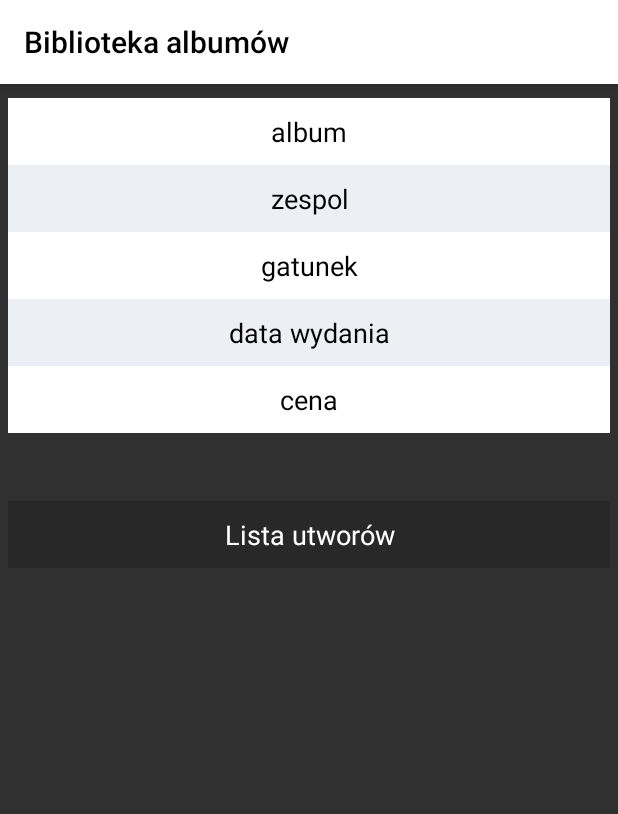
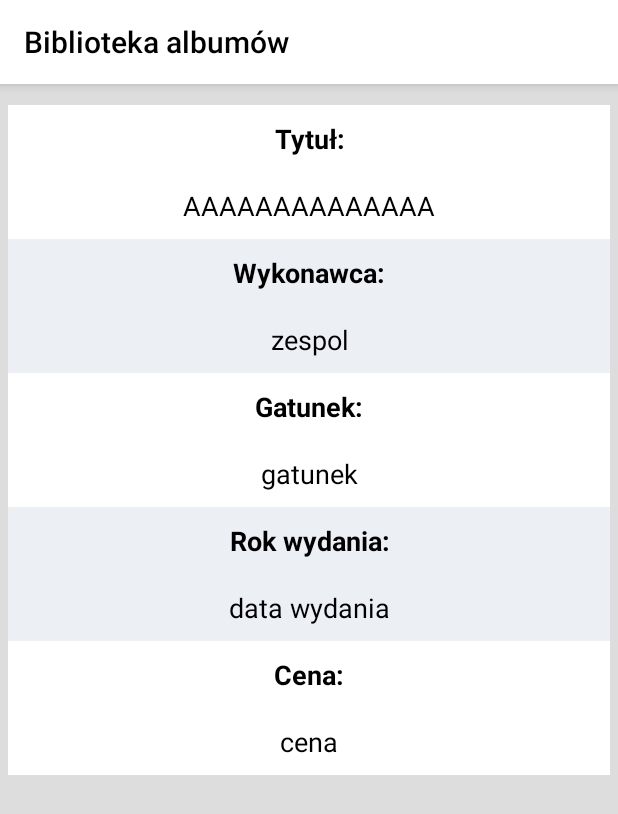
Before and after one commit to scrazzel/magisterka-android, an Android app: the layout album_details.xml on its own in the app's theme, with its tools: preview values and no code run, on a phone screen of 412 x 824 dp. Shown: the top 814 px of the screen. Run offline under Robolectric (Android 15) with nearby library versions, the phone set to English and light mode, and no system bars.

Commit message:
completed project

```diff
--- a/app/src/main/res/drawable/rounded_button_login.xml
+++ b/app/src/main/res/drawable/rounded_button_login.xml
@@ -2,7 +2,7 @@
 <selector xmlns:android="http://schemas.android.com/apk/res/android">
     <item>
         <shape android:shape="rectangle">
-            <solid android:color="#33ffffff" />
+            <solid android:color="#282828" />
             <stroke android:color="#ffffff" />
             <corners android:radius="5dp"/>
         </shape>
--- a/app/src/main/res/drawable/rounded_inputs.xml
+++ b/app/src/main/res/drawable/rounded_inputs.xml
@@ -2,7 +2,7 @@
 <selector xmlns:android="http://schemas.android.com/apk/res/android">
     <item>
         <shape android:shape="rectangle">
-            <solid android:color="#282828" />
+            <solid android:color="#33ffffff" />
             <stroke android:color="#ffffff" />
             <corners android:radius="5dp"/>
         </shape>
--- a/app/src/main/res/layout/album_details.xml
+++ b/app/src/main/res/layout/album_details.xml
@@ -3,109 +3,187 @@
     xmlns:tools="http://schemas.android.com/tools"
     android:layout_width="match_parent"
     android:layout_height="match_parent"
+    android:orientation="vertical"
     tools:context=".AlbumDetails"
-    android:orientation="vertical">
+    android:background="#dddddd"
+    >
 
     <include
         android:id="@+id/toolbar"
-        layout="@layout/toolbar"
-        />
+        layout="@layout/toolbar" />
 
 
     <LinearLayout
         android:layout_width="match_parent"
         android:layout_height="wrap_content"
-        android:layout_marginTop="65dp"
         android:layout_marginHorizontal="5dp"
+        android:layout_marginTop="70dp"
+        android:orientation="vertical"
+        android:background="#ffffff">
+
+        <LinearLayout
+            android:layout_width="match_parent"
+            android:layout_height="wrap_content"
+            android:orientation="vertical">
+
+            <TextView
+                android:layout_width="match_parent"
+                android:layout_height="wrap_content"
+                android:text="Tytuł:"
+                android:textColor="#000"
+                android:textStyle="bold"
+                android:textSize="18dp"
+                android:background="#ffffff"
+                android:paddingHorizontal="10dp"
+                android:paddingVertical="10dp"
+                android:textAlignment="center"
+                android:layout_gravity="left"/>
+
+            <TextView
+                android:id="@+id/detailsTitle"
+                android:layout_width="match_parent"
+                android:layout_height="wrap_content"
+                android:background="#ffffff"
+                android:paddingHorizontal="10dp"
+                android:paddingVertical="10dp"
+                android:text="album"
+                android:textAlignment="center"
+                android:textColor="#000000"
+                android:textSize="18dp"
+                tools:text="AAAAAAAAAAAAAA"
+                android:layout_gravity="right" />
+
+        </LinearLayout>
+
+
+
+    <LinearLayout
+        android:layout_width="match_parent"
+        android:layout_height="wrap_content"
         android:orientation="vertical">
 
         <TextView
-            android:id="@+id/albumTitle"
             android:layout_width="match_parent"
             android:layout_height="wrap_content"
+            android:text="Wykonawca:"
+            android:textColor="#000"
+            android:textStyle="bold"
+            android:textSize="18dp"
+            android:background="#eceff4"
+            android:paddingHorizontal="10dp"
             android:paddingVertical="10dp"
-            android:paddingHorizontal="10dp"
             android:textAlignment="center"
-            android:background="#ffffff"
-            android:textSize="18dp"
-            android:textColor="#000000"
-            android:text="album"
-            />
+            android:layout_gravity="left"/>
 
         <TextView
-            android:id="@+id/albumBand"
+            android:id="@+id/detailsBand"
             android:layout_width="match_parent"
             android:layout_height="wrap_content"
+            android:background="#eceff4"
+            android:paddingHorizontal="10dp"
             android:paddingVertical="10dp"
-            android:paddingHorizontal="10dp"
+            android:text="zespol"
             android:textAlignment="center"
-            android:background="#eceff4"
-            android:textSize="18dp"
             android:textColor="#000000"
-            android:text="zespol"
-            />
+            android:textSize="18dp" />
+
+    </LinearLayout>
+
+    <LinearLayout
+        android:layout_width="match_parent"
+        android:layout_height="wrap_content"
+        android:orientation="vertical">
 
         <TextView
-            android:id="@+id/albumGenre"
             android:layout_width="match_parent"
             android:layout_height="wrap_content"
+            android:text="Gatunek:"
+            android:textColor="#000"
+            android:textStyle="bold"
+            android:textSize="18dp"
+            android:background="#ffffff"
+            android:paddingHorizontal="10dp"
             android:paddingVertical="10dp"
-            android:paddingHorizontal="10dp"
             android:textAlignment="center"
-            android:background="#ffffff"
-            android:textSize="18dp"
-            android:textColor="#000000"
-            android:text="gatunek"
-            />
+            android:layout_gravity="left"/>
 
         <TextView
-            android:id="@+id/albumPublicationDate"
+            android:id="@+id/detailsGenre"
             android:layout_width="match_parent"
             android:layout_height="wrap_content"
+            android:background="#ffffff"
+            android:paddingHorizontal="10dp"
             android:paddingVertical="10dp"
-            android:paddingHorizontal="10dp"
+            android:text="gatunek"
             android:textAlignment="center"
-            android:background="#eceff4"
-            android:textSize="18dp"
             android:textColor="#000000"
-            android:text="data wydania"
-            />
+            android:textSize="18dp" />
+
+    </LinearLayout>
+
+    <LinearLayout
+        android:layout_width="match_parent"
+        android:layout_height="wrap_content"
+        android:orientation="vertical">
 
         <TextView
-            android:id="@+id/albumPrice"
             android:layout_width="match_parent"
             android:layout_height="wrap_content"
+            android:text="Rok wydania:"
+            android:textColor="#000"
+            android:textStyle="bold"
+            android:textSize="18dp"
+            android:background="#eceff4"
+            android:paddingHorizontal="10dp"
             android:paddingVertical="10dp"
-            android:paddingHorizontal="10dp"
             android:textAlignment="center"
-            android:background="#ffffff"
-            android:textSize="18dp"
-            android:textColor="#000000"
-            android:text="cena"
-            />
-
-
-
-
-
-
-
-
+            android:layout_gravity="left"/>
 
         <TextView
-            android:id="@+id/albumSongsHeader"
+            android:id="@+id/detailsPublicationDate"
             android:layout_width="match_parent"
             android:layout_height="wrap_content"
-            android:layout_marginTop="45dp"
+            android:background="#eceff4"
+            android:paddingHorizontal="10dp"
             android:paddingVertical="10dp"
+            android:text="data wydania"
+            android:textAlignment="center"
+            android:textColor="#000000"
+            android:textSize="18dp" />
+
+    </LinearLayout>
+
+    <LinearLayout
+        android:layout_width="match_parent"
+        android:layout_height="wrap_content"
+        android:orientation="vertical">
+
+        <TextView
+            android:layout_width="match_parent"
+            android:layout_height="wrap_content"
+            android:text="Cena:"
+            android:textColor="#000"
+            android:textStyle="bold"
+            android:textSize="18dp"
+            android:background="#ffffff"
             android:paddingHorizontal="10dp"
+            android:paddingVertical="10dp"
             android:textAlignment="center"
-            android:background="#282828"
-            android:textSize="18dp"
-            android:textColor="#ffffff"
-            android:text="Lista utworów"
-            />
+            android:layout_gravity="left"/>
 
+        <TextView
+            android:id="@+id/detailsPrice"
+            android:layout_width="match_parent"
+            android:layout_height="wrap_content"
+            android:background="#ffffff"
+            android:paddingHorizontal="10dp"
+            android:paddingVertical="10dp"
+            android:text="cena"
+            android:textAlignment="center"
+            android:textColor="#000000"
+            android:textSize="18dp" />
+
+    </LinearLayout>
 
     </LinearLayout>
 
--- a/app/src/main/res/layout/toolbar.xml
+++ b/app/src/main/res/layout/toolbar.xml
@@ -6,8 +6,9 @@
     android:background="#ffffff"
     app:titleTextColor="#000000"
     android:elevation="5dp"
-    android:theme="@style/ThemeOverlay.AppCompat.Dark"
+    android:theme="@style/ThemeOverlay.AppCompat.Light"
     app:title="Biblioteka albumów"
+    android:layout_gravity="center"
     >
 
 </android.support.v7.widget.Toolbar>
--- a/app/src/main/res/values/styles.xml
+++ b/app/src/main/res/values/styles.xml
@@ -8,4 +8,5 @@
         <item name="colorAccent">@color/colorAccent</item>
     </style>
 
+
 </resources>
```
Also changed, not shown: app/src/main/java/com/example/admin/albumsviewer/Album.java (+32 -41 lines), app/src/main/java/com/example/admin/albumsviewer/AlbumDetails.java (+15 -0 lines), app/src/main/java/com/example/admin/albumsviewer/AlbumsList.java (+49 -2 lines), app/src/main/java/com/example/admin/albumsviewer/Info.java (added, +40 -0 lines), app/src/main/java/com/example/admin/albumsviewer/ViewHolder.java (+39 -1 lines), app/src/main/res/layout/row.xml (+30 -16 lines).
